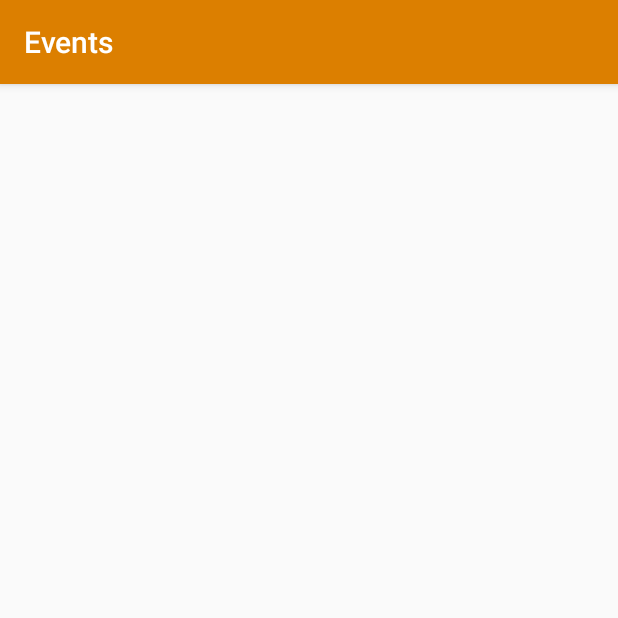
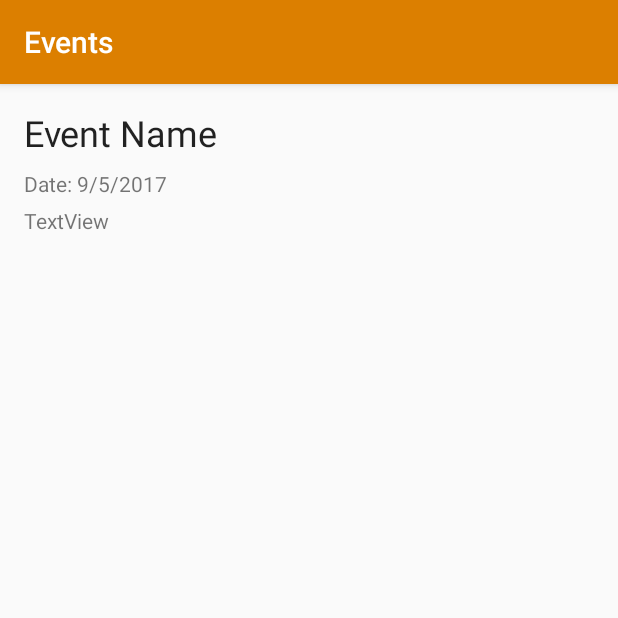
Before and after one commit to joshua9889/the-orange-alliance-android, an Android app: the screen it shows after launch (EventActivity), in the options menu, after a tap on "Events", on a phone screen of 412 x 824 dp, the top half of it. Run offline under Robolectric (Android 15) with nearby library versions, the phone set to English and light mode, and no system bars.

Commit message:
Added update loop for data, Made most of event_main, and made pref work

```diff
--- a/app/src/main/java/org/theorangealliance/theorangealliance/Event/EventActivity.java
+++ b/app/src/main/java/org/theorangealliance/theorangealliance/Event/EventActivity.java
@@ -3,15 +3,23 @@ package org.theorangealliance.theorangealliance.Event;
 import android.content.Intent;
 import android.os.Bundle;
 import android.support.v7.app.AppCompatActivity;
+import android.widget.TextView;
 
+import org.theorangealliance.theorangealliance.Api.ApiRequests;
 import org.theorangealliance.theorangealliance.R;
 
 /**
  * Created by joshua9889 on 8/31/2017.
+ *
+ * This class is used for displaying an events information and general match data
+ *
+ * TODO: Figure out how matches will be layed out.
  */
 
 public class EventActivity extends AppCompatActivity{
     public EventActivity(){}
+
+    TextView eventName, eventDate, eventLocation;
 
     @Override
     protected void onCreate(Bundle savedInstanceState) {
@@ -19,5 +27,9 @@ public class EventActivity extends AppCompatActivity{
         setContentView(R.layout.event_main);
         Intent intent = getIntent();
 
+        eventName = (TextView)findViewById(R.id.event_name_event);
+        eventDate = (TextView)findViewById(R.id.date_event);
+        eventLocation = (TextView)findViewById(R.id.event_location);
+
     }
 }
--- a/app/src/main/java/org/theorangealliance/theorangealliance/MainActivity.java
+++ b/app/src/main/java/org/theorangealliance/theorangealliance/MainActivity.java
@@ -4,33 +4,43 @@ import android.content.Context;
 import android.content.Intent;
 import android.content.SharedPreferences;
 import android.os.Bundle;
+import android.support.v4.media.MediaDescriptionCompat;
 import android.support.v7.app.AppCompatActivity;
 import android.support.v7.widget.Toolbar;
+import android.text.method.MovementMethod;
+import android.text.method.ScrollingMovementMethod;
 import android.view.Menu;
 import android.view.MenuItem;
+import android.view.View;
+import android.widget.Button;
+import android.widget.EditText;
 import android.widget.TextView;
 
+import org.theorangealliance.theorangealliance.Api.ApiRequests;
 import org.theorangealliance.theorangealliance.Event.EventActivity;
 import org.theorangealliance.theorangealliance.Settings.SettingsActivity;
 import org.theorangealliance.theorangealliance.Team.TeamActivity;
 
 public class MainActivity extends AppCompatActivity {
 
-    private Intent team_intent;
-    private Intent event_intent;
-    private Intent settings_intent;
-    private TextView output;
-    private SharedPreferences API_settings;
-    private String activityName = "MainActivity";
+    private Intent team_intent, event_intent, settings_intent;
+    TextView output;
+
+    ApiRequests api = new ApiRequests();
+    boolean loop = true;
 
     @Override
     protected void onCreate(Bundle savedInstanceState) {
         super.onCreate(savedInstanceState);
         setContentView(R.layout.activity_main);
+
         Toolbar toolbar = (Toolbar) findViewById(R.id.toolbar);
         setSupportActionBar(toolbar);
-        output = (TextView)findViewById(R.id.Output);
-        API_settings = this.getSharedPreferences("APIsettings" , Context.MODE_PRIVATE);
+        final SharedPreferences API_settings = this.getSharedPreferences("APIsettings", Context.MODE_PRIVATE);
+
+        //Used for debugging
+        output = (TextView) findViewById(R.id.Output);
+        output.setMovementMethod(new ScrollingMovementMethod());
         output.setText(
             API_settings.getString("X_APP_NAME", null) + "\n" +
             API_settings.getString("X_TOA_KEY", null) + "\n" +
@@ -39,9 +49,50 @@ public class MainActivity extends AppCompatActivity {
         team_intent = new Intent(this, TeamActivity.class);
         event_intent = new Intent(this, EventActivity.class);
         settings_intent = new Intent(this, SettingsActivity.class);
-        team_intent.putExtra("last_page", this.activityName);
-        event_intent.putExtra("last_page", this.activityName);
-        settings_intent.putExtra("lasst_page", this.activityName);
+
+        String activityName = "MainActivity";
+        team_intent.putExtra("last_page", activityName);
+        event_intent.putExtra("last_page", activityName);
+        settings_intent.putExtra("lasst_page", activityName);
+
+        //TODO: Make this stuff a new Debugging activity
+        //TODO: Make API calls set from the affectioned Debugging activity.
+        final EditText apiextras = (EditText)findViewById(R.id.API_Request);
+
+        Button pull = (Button)findViewById(R.id.call);
+
+        pull.setOnClickListener(new View.OnClickListener() {
+            @Override
+            public void onClick(View view) {
+                api.pull_request(apiextras.getText().toString(), getApplicationContext());
+            }
+        });
+
+
+        //Update loop
+        //TODO: Make it not be bad. Scrolling lags because of this code
+        (new Thread(new Runnable() {
+
+            @Override
+            public void run() {
+                while (!Thread.interrupted())
+                    try {
+                        Thread.sleep(1000);
+                        runOnUiThread(new Runnable() // start actions in UI thread
+                        {
+
+                            @Override
+                            public void run() {
+                                update();
+                            }
+                        });
+                    }
+                    catch (InterruptedException e) {
+                        // ooops
+                    }
+            }
+        })).start(); // the while thread will start in BG thread
+
     }
 
     @Override
@@ -56,16 +107,26 @@ public class MainActivity extends AppCompatActivity {
         // Handle action bar item clicks here.
         switch (item.getItemId()) {
             case R.id.menu_team_id:
+                loop = false;
                 this.startActivity(team_intent);
                 return true;
+
             case R.id.menu_event_id:
+                loop = false;
                 this.startActivity(event_intent);
                 return true;
+
             case R.id.menu_settings:
+                loop = false;
                 this.startActivity(settings_intent);
                 return true;
+
             default:
                 return super.onOptionsItemSelected(item);
         }
     }
+
+    public void update(){
+        output.setText(api.outputFromPull_request());
+    }
 }
--- a/app/src/main/res/layout/event_main.xml
+++ b/app/src/main/res/layout/event_main.xml
@@ -1,6 +1,54 @@
 <?xml version="1.0" encoding="utf-8"?>
 <android.support.design.widget.CoordinatorLayout xmlns:android="http://schemas.android.com/apk/res/android"
                                                  android:layout_width="match_parent"
-                                                 android:layout_height="match_parent">
+                                                 android:layout_height="match_parent"
+                                                 xmlns:app="http://schemas.android.com/apk/res-auto"
+                                                 xmlns:tools="http://schemas.android.com/tools">
+
+    <ScrollView
+        android:layout_width="match_parent"
+        android:layout_height="match_parent">
+
+        <android.support.constraint.ConstraintLayout
+            android:layout_width="match_parent"
+            android:layout_height="wrap_content"
+            android:orientation="vertical">
+
+
+            <TextView
+                android:id="@+id/event_name_event"
+                android:layout_width="177dp"
+                android:layout_height="35dp"
+                android:layout_marginLeft="16dp"
+                android:layout_marginTop="16dp"
+                android:text="Event Name"
+                android:textAppearance="@style/TextAppearance.AppCompat.Headline"
+                app:layout_constraintLeft_toLeftOf="parent"
+                app:layout_constraintTop_toTopOf="parent"
+                tools:text="Event Name"/>
+
+            <TextView
+                android:id="@+id/date_event"
+                android:layout_width="wrap_content"
+                android:layout_height="wrap_content"
+                android:layout_marginLeft="16dp"
+                android:text="Date: 9/5/2017"
+                app:layout_constraintLeft_toLeftOf="parent"
+                android:layout_marginTop="5dp"
+                app:layout_constraintTop_toBottomOf="@+id/event_name_event"/>
+
+            <TextView
+                android:id="@+id/event_location"
+                android:layout_width="wrap_content"
+                android:layout_height="wrap_content"
+                android:layout_marginLeft="16dp"
+                android:layout_marginTop="5dp"
+                android:text="TextView"
+                app:layout_constraintLeft_toLeftOf="parent"
+                app:layout_constraintTop_toBottomOf="@+id/date_event"/>
+        </android.support.constraint.ConstraintLayout>
+
+
+    </ScrollView>
 
 </android.support.design.widget.CoordinatorLayout>
```
Also changed, not shown: app/src/main/java/org/theorangealliance/theorangealliance/Api/ApiRequests.java (+4 -17 lines), app/src/main/res/layout/content_main.xml (+8 -3 lines), app/src/main/res/layout/settings_intenal.xml (+19 -4 lines).
